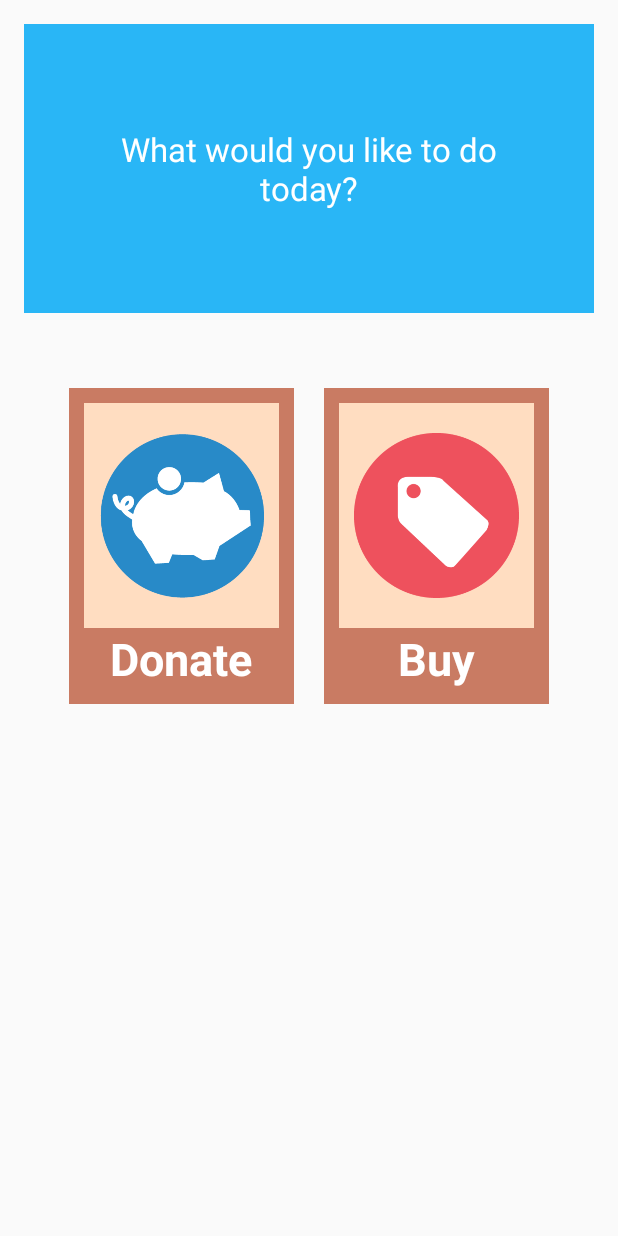
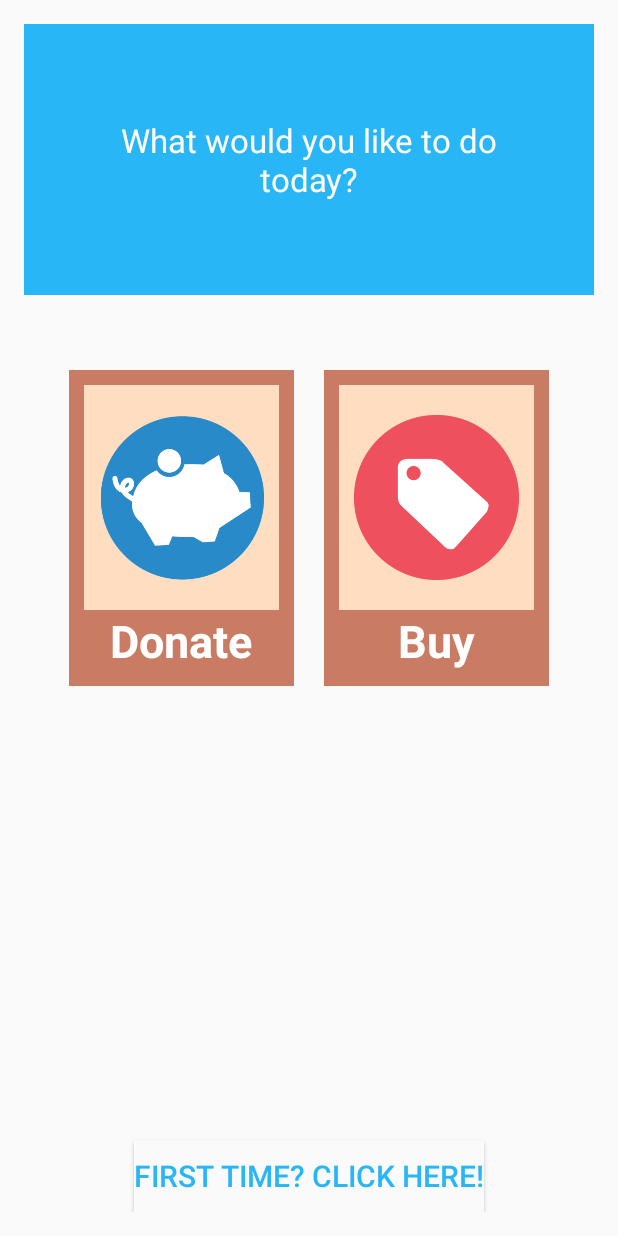
Before and after one commit to juanrubioutah/FBLA_APP_FINAL, an Android app: the screen it shows after launch (MainMenuActivity), on a phone screen of 412 x 824 dp. Run offline under Robolectric (Android 15) with nearby library versions, the phone set to English and light mode, and no system bars.

Commit message:
I tried Juan, but it just won't work

```diff
--- a/FBLA_APP_FINAL/app/src/main/java/com/example/juanrubio/fbla_app_final/MainMenuActivity.java
+++ b/FBLA_APP_FINAL/app/src/main/java/com/example/juanrubio/fbla_app_final/MainMenuActivity.java
@@ -16,7 +16,8 @@ import android.widget.ImageButton;
 @RequiresApi(api = Build.VERSION_CODES.JELLY_BEAN)
 public class MainMenuActivity extends AppCompatActivity {
 
-    ImageButton donateBtton;
+    Button infoBtn;
+    ImageButton donateButton;
     ImageButton buyButton;
     ItemManager myManager = MainActivity.getGlobalItemManager();
     Context context;
@@ -25,6 +26,8 @@ public class MainMenuActivity extends AppCompatActivity {
     protected void onCreate(Bundle savedInstanceState) {
         super.onCreate(savedInstanceState);
         setContentView(R.layout.activity_main_menu);
+        inform();
+
     }
     public void buy(View view){
         Intent intent = new Intent(this, FeaturedItemsActivity.class);
@@ -34,5 +37,14 @@ public class MainMenuActivity extends AppCompatActivity {
         Intent intent = new Intent(this, ItemDonationActivity.class);
         startActivity(intent);
     }
-
+    public void inform(){
+        infoBtn = (Button)findViewById(R.id.info_direct);
+        infoBtn.setOnClickListener(new View.OnClickListener() {
+            @Override
+            public void onClick(View v) {
+                Intent intent = new Intent(MainMenuActivity.this, IntroductionActivity.class);
+                startActivity(intent);
+            }
+        });
+    }
 }
--- a/FBLA_APP_FINAL/app/src/main/java/com/example/juanrubio/fbla_app_final/SearchBar.java
+++ b/FBLA_APP_FINAL/app/src/main/java/com/example/juanrubio/fbla_app_final/SearchBar.java
@@ -36,7 +36,7 @@ public class SearchBar extends AppCompatActivity {
 
     @Override
     public boolean onCreateOptionsMenu(Menu menu) {
-        return super.onCreateOptionsMenu(menu);
+
         MenuInflater inflater = getMenuInflater();
         inflater.inflate(R.menu.menu_search_view,menu);
         MenuItem item = menu.findItem(R.id.search_tray);
--- a/FBLA_APP_FINAL/app/src/main/res/layout/activity_main_menu.xml
+++ b/FBLA_APP_FINAL/app/src/main/res/layout/activity_main_menu.xml
@@ -49,7 +49,7 @@
 
 
                 <ImageButton
-                    android:id="@+id/imageButton"
+                    android:id="@+id/donateButton"
                     android:layout_width="wrap_content"
                     android:layout_height="150dp"
                     android:layout_gravity="center_horizontal"
@@ -105,6 +105,16 @@
 
 
         </LinearLayout>
+
+        <Button
+            android:id="@+id/info_direct"
+            android:layout_width="wrap_content"
+            android:layout_height="wrap_content"
+            android:layout_gravity="center"
+            android:text="First time? Click here!"
+            android:textColor="@color/colorPrimary"
+            android:textSize="20sp"
+            android:background="@color/colorBackGround"/>
     </LinearLayout>
 
 
```
Also changed, not shown: FBLA_APP_FINAL/app/src/main/java/com/example/juanrubio/fbla_app_final/IntroductionActivity.java (added, +11 -0 lines), FBLA_APP_FINAL/app/src/main/res/layout/intro.xml (+33 -2 lines).
